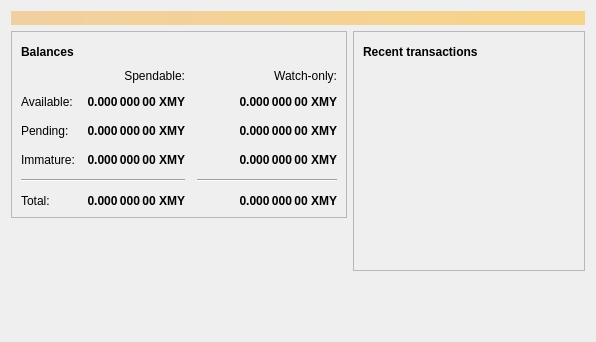
Before: the Qt Designer form src/qt/forms/overviewpage.ui in jcomeauictx/argentum, drawn with Qt 5.
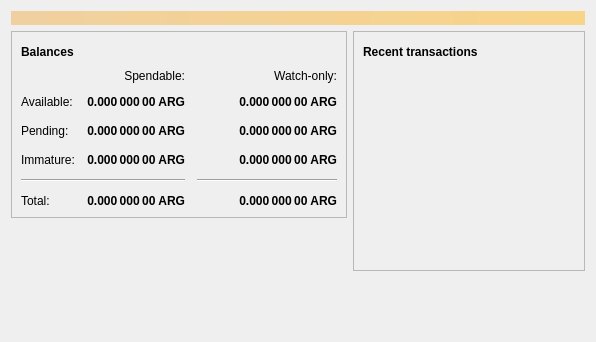
After: the same form once the commit is applied. Icons and pictures are not drawn.

```diff
--- a/src/qt/forms/overviewpage.ui
+++ b/src/qt/forms/overviewpage.ui
@@ -126,7 +126,7 @@
                <string>Unconfirmed transactions to watch-only addresses</string>
               </property>
               <property name="text">
-               <string notr="true">0.000 000 00 XMY</string>
+               <string notr="true">0.000 000 00 ARG</string>
               </property>
               <property name="alignment">
                <set>Qt::AlignRight|Qt::AlignTrailing|Qt::AlignVCenter</set>
@@ -151,7 +151,7 @@
                <string>Total of transactions that have yet to be confirmed, and do not yet count toward the spendable balance</string>
               </property>
               <property name="text">
-               <string notr="true">0.000 000 00 XMY</string>
+               <string notr="true">0.000 000 00 ARG</string>
               </property>
               <property name="alignment">
                <set>Qt::AlignRight|Qt::AlignTrailing|Qt::AlignVCenter</set>
@@ -176,7 +176,7 @@
                <string>Mined balance in watch-only addresses that has not yet matured</string>
               </property>
               <property name="text">
-               <string notr="true">0.000 000 00 XMY</string>
+               <string notr="true">0.000 000 00 ARG</string>
               </property>
               <property name="alignment">
                <set>Qt::AlignRight|Qt::AlignTrailing|Qt::AlignVCenter</set>
@@ -234,7 +234,7 @@
                <string>Mined balance that has not yet matured</string>
               </property>
               <property name="text">
-               <string notr="true">0.000 000 00 XMY</string>
+               <string notr="true">0.000 000 00 ARG</string>
               </property>
               <property name="alignment">
                <set>Qt::AlignRight|Qt::AlignTrailing|Qt::AlignVCenter</set>
@@ -279,7 +279,7 @@
                <string>Your current total balance</string>
               </property>
               <property name="text">
-               <string notr="true">0.000 000 00 XMY</string>
+               <string notr="true">0.000 000 00 ARG</string>
               </property>
               <property name="alignment">
                <set>Qt::AlignRight|Qt::AlignTrailing|Qt::AlignVCenter</set>
@@ -304,7 +304,7 @@
                <string>Current total balance in watch-only addresses</string>
               </property>
               <property name="text">
-               <string notr="true">0.000 000 00 XMY</string>
+               <string notr="true">0.000 000 00 ARG</string>
               </property>
               <property name="alignment">
                <set>Qt::AlignRight|Qt::AlignTrailing|Qt::AlignVCenter</set>
@@ -346,7 +346,7 @@
                <string>Your current spendable balance</string>
               </property>
               <property name="text">
-               <string notr="true">0.000 000 00 XMY</string>
+               <string notr="true">0.000 000 00 ARG</string>
               </property>
               <property name="alignment">
                <set>Qt::AlignRight|Qt::AlignTrailing|Qt::AlignVCenter</set>
@@ -371,7 +371,7 @@
                <string>Your current balance in watch-only addresses</string>
               </property>
               <property name="text">
-               <string notr="true">0.000 000 00 XMY</string>
+               <string notr="true">0.000 000 00 ARG</string>
               </property>
               <property name="alignment">
                <set>Qt::AlignRight|Qt::AlignTrailing|Qt::AlignVCenter</set>
```
